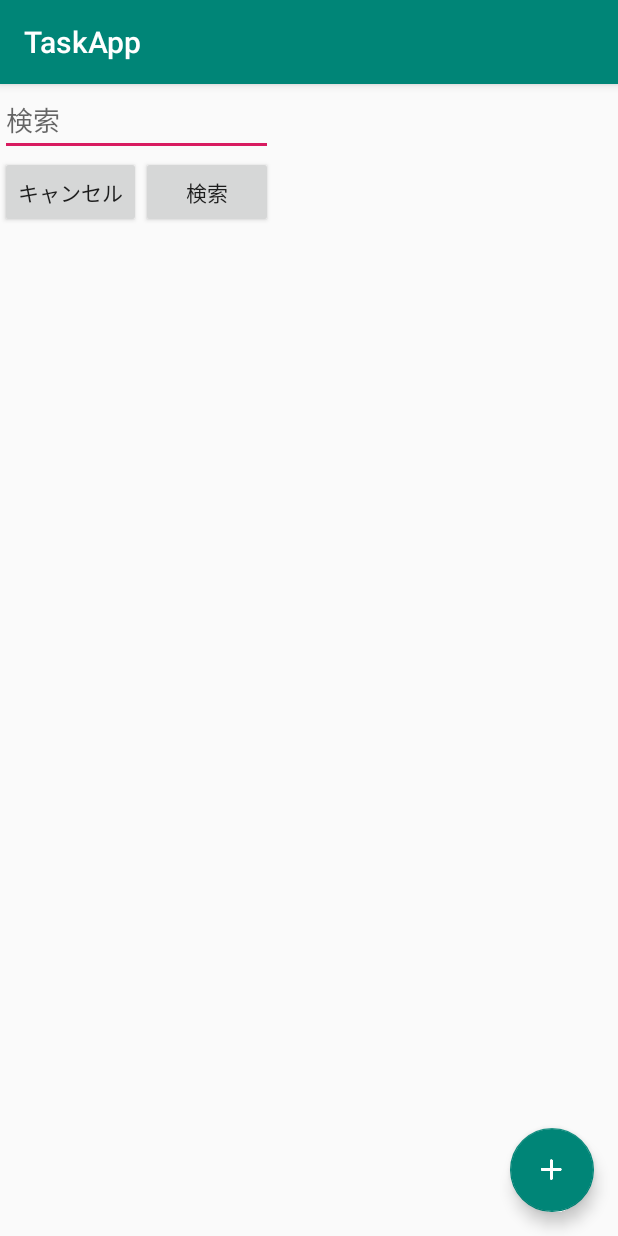
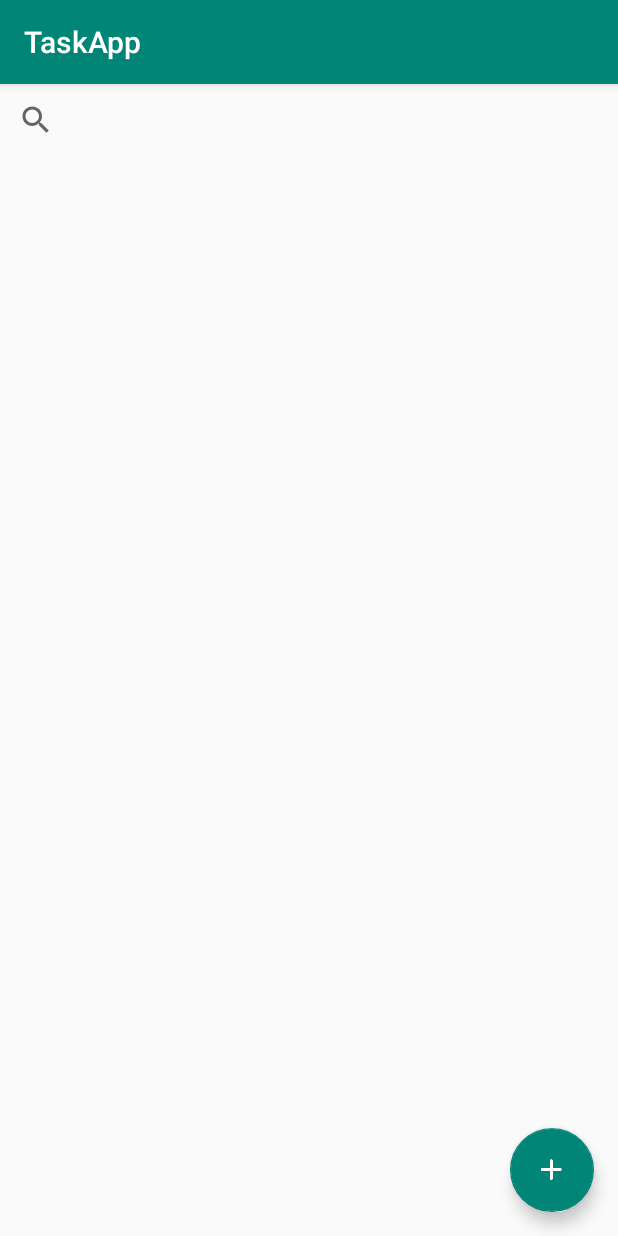
Before and after one commit to yuki4031/TaskApp, an Android app: the screen it shows after launch (MainActivity), on a phone screen of 412 x 824 dp. Run offline under Robolectric (Android 15) with nearby library versions, the phone set to English and light mode, and no system bars; libraries missing offline, so code that uses them is left out: io.realm, jp.techacademy.yuuki; 5 statements that could not run were skipped.

Commit message:
3回目のコミット。

```diff
--- a/app/src/main/java/jp/techacademy/yuuki/kawashima/taskapp/MainActivity.kt
+++ b/app/src/main/java/jp/techacademy/yuuki/kawashima/taskapp/MainActivity.kt
@@ -20,13 +20,12 @@ import android.widget.SearchView
 import android.widget.Toast
 import android.view.inputmethod.InputMethodManager
 import android.widget.LinearLayout
+import android.widget.RelativeLayout
 
 
 const val EXTRA_TASK = "jp.techacademy.yuuki.kawashima.taskapp.TASK"
 
 class MainActivity : AppCompatActivity() {
-    private lateinit var inputMethodManager: InputMethodManager
-    private lateinit var mainLayout: LinearLayout
 
     private lateinit var mTaskAdapter: TaskAdapter
     private lateinit var mRealm: Realm
@@ -39,13 +38,7 @@ class MainActivity : AppCompatActivity() {
         super.onCreate(savedInstanceState)
         setContentView(R.layout.activity_main)
 
-        val inputManager = getSystemService(Context.INPUT_METHOD_SERVICE) as InputMethodManager
-        val mainLayout = findViewById<>(R.id.main_layout)
-        save.setOnClickListener{
-        }
-
-        cancel.setOnClickListener{
-        }
+        val searchView = findViewById(R.id.searchView) as SearchView
 
         fab.setOnClickListener { view ->
             val intent = Intent(this@MainActivity, InputActivity::class.java)
@@ -107,6 +100,43 @@ class MainActivity : AppCompatActivity() {
 
             true
         }
+
+        searchView.setOnQueryTextListener(object : SearchView.OnQueryTextListener {
+            override fun onQueryTextSubmit(query: String?): Boolean {
+                return false
+            }
+
+            override fun onQueryTextChange(newText: String?): Boolean {
+
+                val text = newText
+                if (text != "") {
+                    val results = mRealm.where(Task::class.java).equalTo("category", text).findAll()
+                    mTaskAdapter.taskList = mRealm.copyFromRealm(results)
+
+                    // TaskのListView用のアダプタに渡す
+                    listView1.adapter = mTaskAdapter
+
+                    // 表示を更新するために、アダプターにデータが変更されたことを知らせる
+                    mTaskAdapter.notifyDataSetChanged()
+                    return false
+                } else {
+                    // Realmデータベースから、「全てのデータを取得して新しい日時順に並べた結果」を取得
+                    val taskRealmResults =
+                        mRealm.where(Task::class.java).findAll().sort("date", Sort.DESCENDING)
+
+                    // 上記の結果を、TaskList としてセットする
+                    mTaskAdapter.taskList = mRealm.copyFromRealm(taskRealmResults)
+
+                    // TaskのListView用のアダプタに渡す
+                    listView1.adapter = mTaskAdapter
+
+                    // 表示を更新するために、アダプターにデータが変更されたことを知らせる
+                    mTaskAdapter.notifyDataSetChanged()
+                }
+                return false
+            }
+        })
+
         reloadListView()
     }
 
@@ -130,10 +160,5 @@ class MainActivity : AppCompatActivity() {
         mRealm.close()
     }
 
-    override fun onTouchEvent(event: MotionEvent?): Boolean {
-        inputMethodManager.hideSoftInputFromWindow(view.windowToken, InputMethodManager.HIDE_NOT_ALWAYS)
-        mainLayout.requestFocus()
-        return true
 
-    }
 }
--- a/app/src/main/res/layout/activity_main.xml
+++ b/app/src/main/res/layout/activity_main.xml
@@ -13,35 +13,15 @@
         android:layout_height="wrap_content"
         android:orientation="vertical">
 
-        <EditText
+        <SearchView
+            android:id="@+id/searchView"
             android:layout_width="match_parent"
-            android:layout_height="wrap_content"
-            android:focusableInTouchMode="true"
-            android:hint="検索"
-            android:id="@+id/search"/>
+            android:layout_height="wrap_content" />
 
-        <LinearLayout
-            android:layout_width="wrap_content"
-            android:layout_height="wrap_content"
-            android:orientation="horizontal">
-
-            <Button
-                android:layout_width="wrap_content"
-                android:layout_height="wrap_content"
-                android:id="@+id/cancel"
-                android:text="キャンセル"/>
-
-            <Button
-                android:layout_width="wrap_content"
-                android:layout_height="wrap_content"
-                android:id="@+id/save"
-                android:text="検索"/>
-
-        </LinearLayout>
-    <ListView
-        android:id="@+id/listView1"
-        android:layout_width="match_parent"
-        android:layout_height="match_parent"/>
+        <ListView
+            android:id="@+id/listView1"
+            android:layout_width="match_parent"
+            android:layout_height="match_parent"/>
 
     </LinearLayout>
 
```
